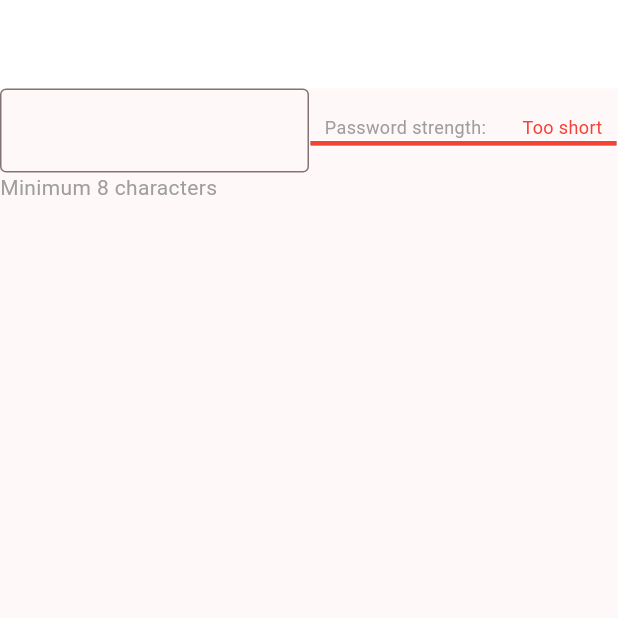
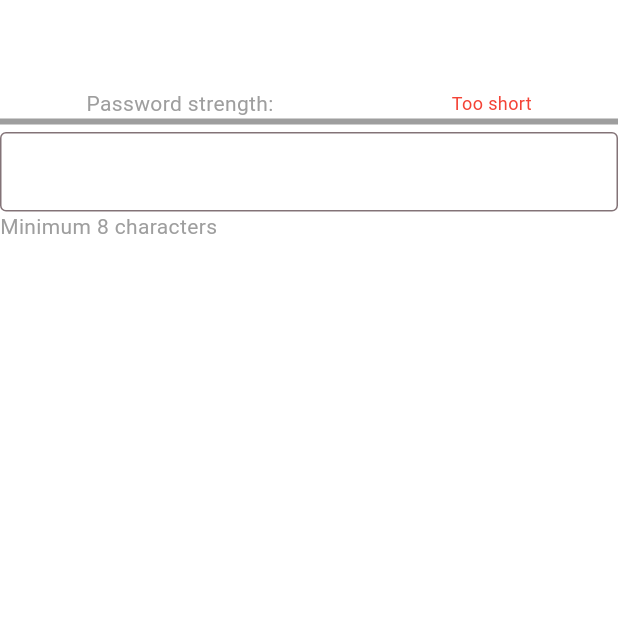
Before and after one commit to Aiveriwhair/TDDC73, a Flutter app: the screen it shows after launch, on a phone screen of 412 x 824 dp, the top half of it. Run offline on Flutter 3.47's test engine with Material 3 defaults, Android fonts, the phone set to English and light mode, and no system bars.

Commit message:
Fixed Style

```diff
--- a/project/lib/widgets/pass_strenght_meter_widget.dart
+++ b/project/lib/widgets/pass_strenght_meter_widget.dart
@@ -8,27 +8,40 @@ enum PasswordStrength {
   strong,
 }
 
+const TextStyle _defaultLabelStyle = TextStyle(
+  fontSize: 14,
+  color: Colors.grey,
+  decoration: TextDecoration.none,
+);
+
+const TextStyle _defaultTextStyle = TextStyle(
+  fontSize: 14,
+  color: Colors.white,
+  decoration: TextDecoration.none,
+);
+
 class PasswordStrMeterWidget extends StatefulWidget {
   final double barHeight;
   final double borderWidth;
   final Color borderColor;
-  final BorderRadiusGeometry? borderRadius;
-  final Color? backgroundColor;
-  final String? label;
+  final Color? color;
   final TextStyle? labelStyle;
+  final TextStyle? textStyle;
   final int animationDuration;
+  final void Function(String password, PasswordStrength strength)?
+      onPasswordChanged;
   String password = "";
 
   PasswordStrMeterWidget(
       {Key? key,
+      this.onPasswordChanged,
       this.barHeight = 5.0,
       this.borderWidth = 1.0,
       this.borderColor = Colors.white,
-      this.borderRadius,
-      this.backgroundColor = Colors.grey,
-      this.label,
-      this.labelStyle,
-      this.animationDuration = 200})
+      this.color = Colors.transparent,
+      this.labelStyle = _defaultLabelStyle,
+      this.animationDuration = 200,
+      this.textStyle = _defaultTextStyle})
       : super(key: key);
 
   @override
@@ -38,35 +51,15 @@ class PasswordStrMeterWidget extends StatefulWidget {
 class PasswordStrMeterWidgetState extends State<PasswordStrMeterWidget> {
   @override
   Widget build(BuildContext context) {
-    return Scaffold(
-        body: Column(crossAxisAlignment: CrossAxisAlignment.start, children: [
-      Row(
-        mainAxisAlignment: MainAxisAlignment.spaceEvenly,
-        children: [
-          Expanded(
-            child: TextField(
-              onChanged: (value) {
-                setState(() {
-                  widget.password = value;
-                });
-              },
-              obscureText: true,
-              decoration: const InputDecoration(
-                border: OutlineInputBorder(),
-              ),
-            ),
-          ),
-          Expanded(
-              child: Column(
+    return Material(
+        color: widget.color,
+        child: Column(crossAxisAlignment: CrossAxisAlignment.start, children: [
+          Column(
             children: [
               Row(
                 mainAxisAlignment: MainAxisAlignment.spaceAround,
                 children: [
-                  const Text("Password strength: ",
-                      style: TextStyle(
-                          fontSize: 12,
-                          color: Colors.grey,
-                          decoration: TextDecoration.none)),
+                  Text("Password strength: ", style: widget.labelStyle),
                   Text(_getStrengthMessage(),
                       style: TextStyle(
                           fontSize: 12,
@@ -74,39 +67,34 @@ class PasswordStrMeterWidgetState extends State<PasswordStrMeterWidget> {
                           decoration: TextDecoration.none))
                 ],
               ),
-              // Progress bar :
-              Container(
-                height: widget.barHeight,
-                width: MediaQuery.of(context).size.width * 0.8,
-                decoration: BoxDecoration(
-                  color: widget.backgroundColor,
-                  border: Border.all(
-                    color: widget.borderColor,
-                    width: widget.borderWidth,
-                  ),
-                  borderRadius: widget.borderRadius,
-                ),
-                child: AnimatedContainer(
-                  duration: Duration(milliseconds: widget.animationDuration),
-                  width: MediaQuery.of(context).size.width *
-                      0.8 *
-                      _getProgressPercentage(),
-                  decoration: BoxDecoration(
-                    color: _getProgressColor(),
-                    borderRadius: widget.borderRadius,
-                  ),
-                ),
+              LinearProgressIndicator(
+                value: _getProgressPercentage(),
+                backgroundColor: Colors.grey,
+                color: _getProgressColor(),
               ),
             ],
-          ))
-        ],
-      ),
-      const Text("Minimum 8 characters",
-          style: TextStyle(
-              fontSize: 14,
-              color: Colors.grey,
-              decoration: TextDecoration.none)),
-    ]));
+          ),
+          Container(height: 5),
+          TextField(
+            onChanged: (value) {
+              setState(() {
+                widget.password = value;
+              });
+              if (widget.onPasswordChanged != null) {
+                widget.onPasswordChanged!(value, _getPasswordStrength());
+              }
+            },
+            cursorColor: Colors.white,
+            style: widget.textStyle,
+            obscureText: true,
+            decoration: const InputDecoration(
+                border: OutlineInputBorder(),
+                focusedBorder: OutlineInputBorder(
+                  borderSide: BorderSide(color: Colors.blue, width: 2.0),
+                )),
+          ),
+          Text("Minimum 8 characters", style: widget.labelStyle),
+        ]));
   }
 
   double _getProgressPercentage() {
@@ -135,7 +123,7 @@ class PasswordStrMeterWidgetState extends State<PasswordStrMeterWidget> {
       case PasswordStrength.fair:
         return Colors.yellow;
       case PasswordStrength.good:
-        return Colors.green;
+        return Colors.lightGreen;
       case PasswordStrength.strong:
         return Colors.green;
       default:
```
